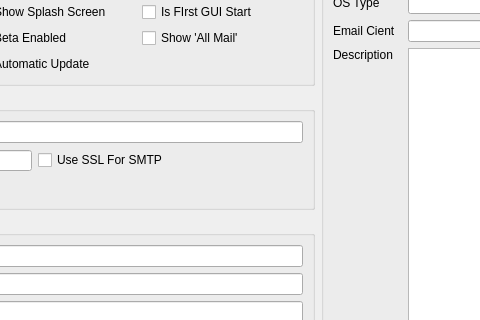
Qt form internal/frontend/bridge-gui/bridge-gui-tester/Tabs/SettingsTab.ui (ProtonMail/proton-bridge) before a commit; both pictures show x 215 to 695 and y 135 to 455 of the 1066 by 808 pixel window.
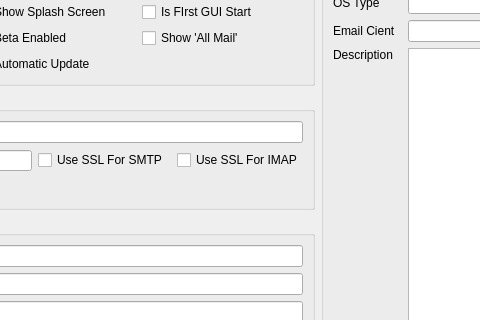
The same form after that commit.

Commit message: GODT-1901: Allow to set IMAP SSL from UI

What changed in the file:
```diff
--- a/internal/frontend/bridge-gui/bridge-gui-tester/Tabs/SettingsTab.ui
+++ b/internal/frontend/bridge-gui/bridge-gui-tester/Tabs/SettingsTab.ui
@@ -259,6 +259,13 @@
               </property>
              </widget>
             </item>
+            <item>
+             <widget class="QCheckBox" name="checkUseSSLForIMAP">
+              <property name="text">
+               <string>Use SSL For IMAP</string>
+              </property>
+             </widget>
+            </item>
            </layout>
           </item>
           <item>
```
The commit also changes 115 other files.
